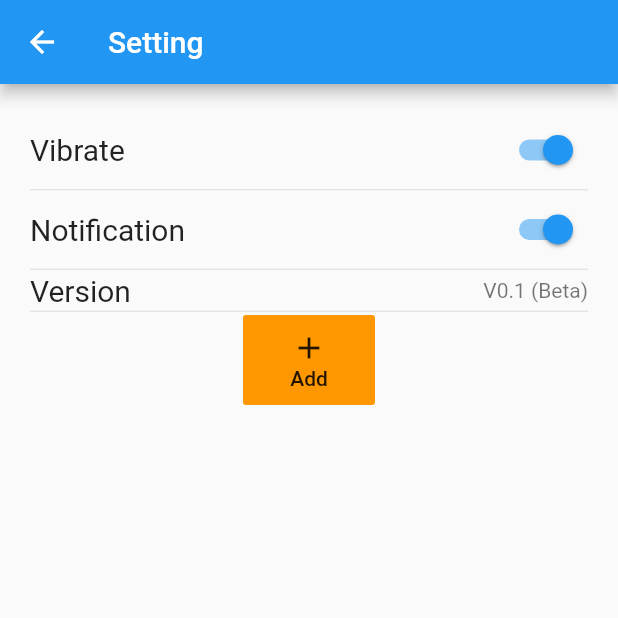
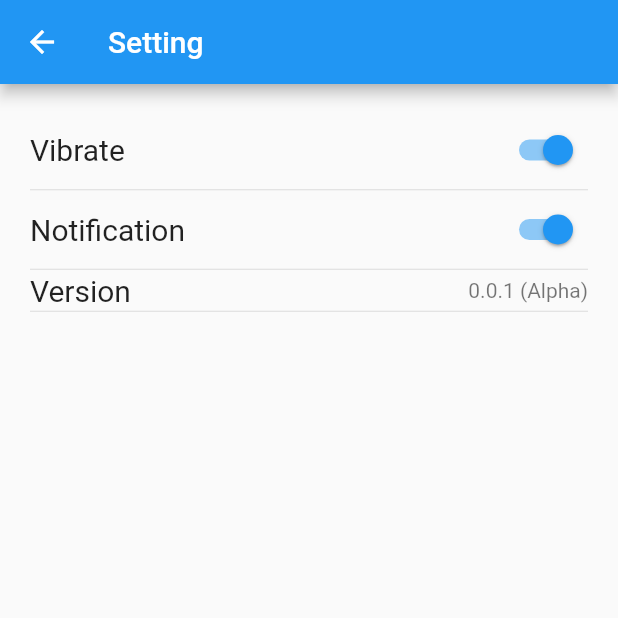
Before and after one commit to NaMLiM/Maskerku-flutter, a Flutter app: the screen it shows after launch, in the side drawer, after a tap on "Setting", on a phone screen of 412 x 824 dp, the top half of it. Run offline on Flutter 3.47's test engine with Material 2 defaults, Android fonts, the phone set to English and light mode, and no system bars.

Commit message:
some changes

```diff
--- a/lib/page/setting.dart
+++ b/lib/page/setting.dart
@@ -55,23 +55,12 @@ class _SettingState extends State<Setting>{
                 mainAxisAlignment: MainAxisAlignment.spaceBetween,
                 children: [
                   Text('Version', style: TextStyle(fontSize: 20),),
-                  Text('V0.1 (Beta)', style: TextStyle(color: Colors.black54),)
+                  Text('0.0.1 (Alpha)', style: TextStyle(color: Colors.black54),)
                 ],
               ),
               Divider(
                 //Line
                 height: 5.0,
-              ),
-              FlatButton(
-                onPressed: () => {},
-                color: Colors.orange,
-                padding: EdgeInsets.all(10.0),
-                child: Column( // Replace with a Row for horizontal icon + text
-                  children: <Widget>[
-                    Icon(Icons.add),
-                    Text("Add")
-                  ],
-                ),
               ),
             ],
           )
```
